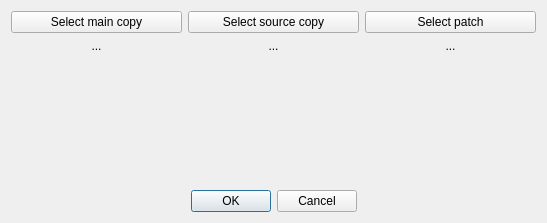
First picture: the form in src/directorydialog.ui, repository lumiscosity/eidolist, before the edit.
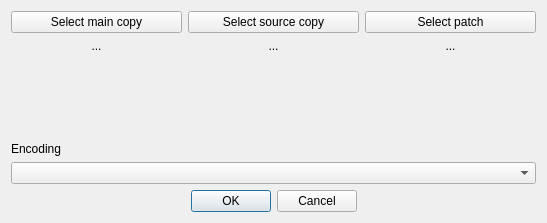
Second picture: the form after the edit.

Commit message: add encoding selector and engine version check

What changed in the file:
```diff
--- a/src/directorydialog.ui
+++ b/src/directorydialog.ui
@@ -168,6 +168,20 @@
      </item>
     </layout>
    </item>
+   <item>
+    <layout class="QVBoxLayout" name="verticalLayout_6">
+     <item>
+      <widget class="QLabel" name="encodingLabel">
+       <property name="text">
+        <string>Encoding</string>
+       </property>
+      </widget>
+     </item>
+     <item>
+      <widget class="QComboBox" name="encodingComboBox"/>
+     </item>
+    </layout>
+   </item>
    <item>
     <widget class="QDialogButtonBox" name="buttonBox">
      <property name="orientation">
```
The commit also changes 7 other files.
